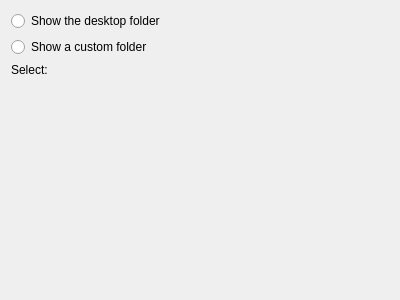
Above: plasma/applets/folderview/folderviewLocationConfig.ui from KDE/kde-baseapps before the change. Below: the same form after it.
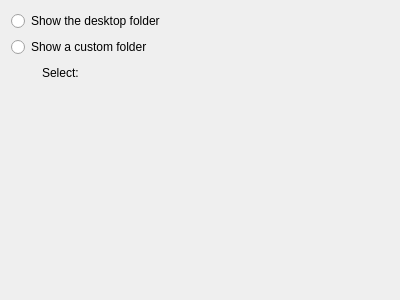
That is the form after the change. Custom widgets are drawn as their Qt base class.

Commit message: In the meantime I add correct indentation so we'll not forget it.

What changed in the file:
```diff
--- a/plasma/applets/folderview/folderviewLocationConfig.ui
+++ b/plasma/applets/folderview/folderviewLocationConfig.ui
@@ -28,6 +28,22 @@
     </widget>
    </item>
    <item row="2" column="0" >
+    <spacer name="horizontalSpacer" >
+     <property name="orientation" >
+      <enum>Qt::Horizontal</enum>
+     </property>
+     <property name="sizeType" >
+      <enum>QSizePolicy::Fixed</enum>
+     </property>
+     <property name="sizeHint" stdset="0" >
+      <size>
+       <width>25</width>
+       <height>20</height>
+      </size>
+     </property>
+    </spacer>
+   </item>
+   <item row="2" column="1" >
     <widget class="QLabel" name="selectLabel" >
      <property name="sizePolicy" >
       <sizepolicy vsizetype="Preferred" hsizetype="Minimum" >
@@ -53,7 +69,7 @@
      </property>
     </widget>
    </item>
-   <item row="3" column="0" >
+   <item row="3" column="2" >
     <spacer name="verticalSpacer_3" >
      <property name="orientation" >
       <enum>Qt::Vertical</enum>
```
